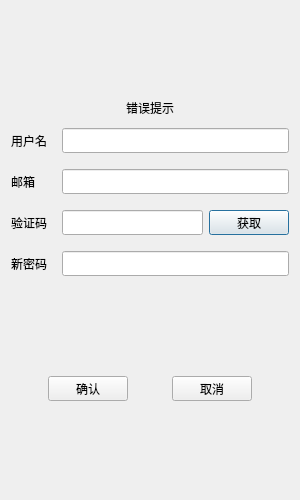
Above: ChatRoom/resetdialog.ui from Mushiyuqi/ChatRoom before the change. Below: the same form after it.
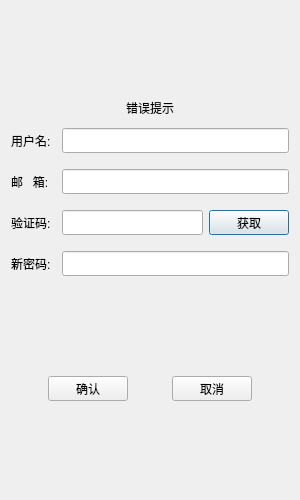
That is the form after the change.

Commit message: chatRoom: 修改页面.

```diff
--- a/ChatRoom/resetdialog.ui
+++ b/ChatRoom/resetdialog.ui
@@ -72,7 +72,7 @@
         </size>
        </property>
        <property name="text">
-        <string>用户名</string>
+        <string>用户名:</string>
        </property>
       </widget>
      </item>
@@ -117,7 +117,7 @@
         </size>
        </property>
        <property name="text">
-        <string>邮箱</string>
+        <string>邮   箱:</string>
        </property>
       </widget>
      </item>
@@ -162,7 +162,7 @@
         </size>
        </property>
        <property name="text">
-        <string>验证码</string>
+        <string>验证码:</string>
        </property>
       </widget>
      </item>
@@ -220,7 +220,7 @@
         </size>
        </property>
        <property name="text">
-        <string>新密码</string>
+        <string>新密码:</string>
        </property>
       </widget>
      </item>
```
